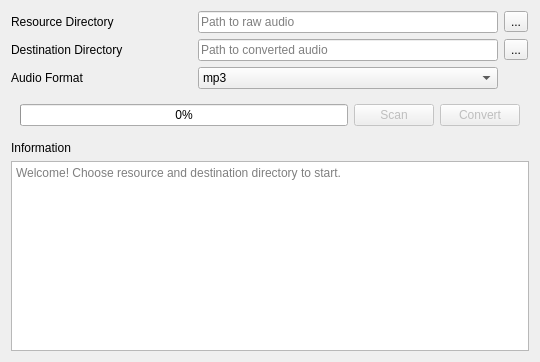
The window that main.ui (tbb/raw2flac) describes before a commit, drawn with Qt 5.
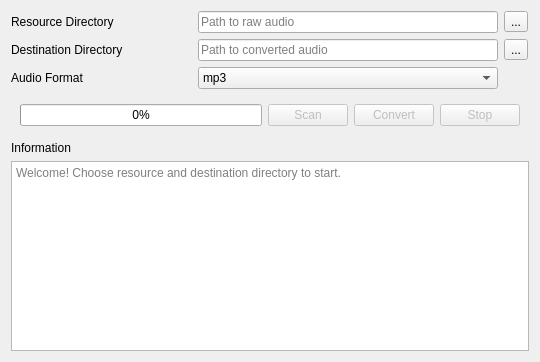
The same window after the commit.

```diff
--- a/main.ui
+++ b/main.ui
@@ -166,6 +166,16 @@
         </property>
        </widget>
       </item>
+      <item>
+       <widget class="QPushButton" name="convertStopButton">
+        <property name="enabled">
+         <bool>false</bool>
+        </property>
+        <property name="text">
+         <string>Stop</string>
+        </property>
+       </widget>
+      </item>
      </layout>
     </widget>
    </item>
```
